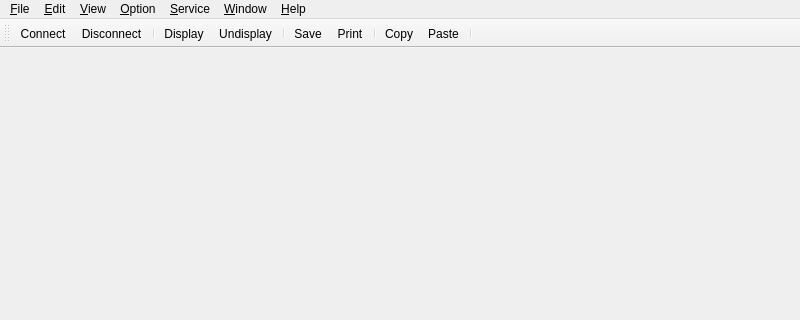
flysnow010/flyterm, file mainwindow.ui: the form before one commit; both pictures show x 0 to 800 and y 0 to 320 of the 800 by 600 pixel window.
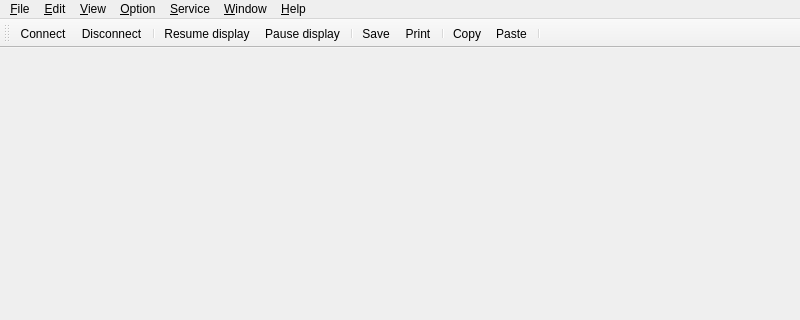
The form after the commit. Icons and pictures are not drawn.

The edit to the form file:
```diff
--- a/mainwindow.ui
+++ b/mainwindow.ui
@@ -540,7 +540,7 @@
      <normaloff>:/image/File/display.png</normaloff>:/image/File/display.png</iconset>
    </property>
    <property name="text">
-    <string>Display</string>
+    <string>Resume display</string>
    </property>
   </action>
   <action name="actionUndisplay">
@@ -549,7 +549,7 @@
      <normaloff>:/image/File/undisplay.png</normaloff>:/image/File/undisplay.png</iconset>
    </property>
    <property name="text">
-    <string>Undisplay</string>
+    <string>Pause display</string>
    </property>
   </action>
   <action name="actionHorizontalTile">
```
